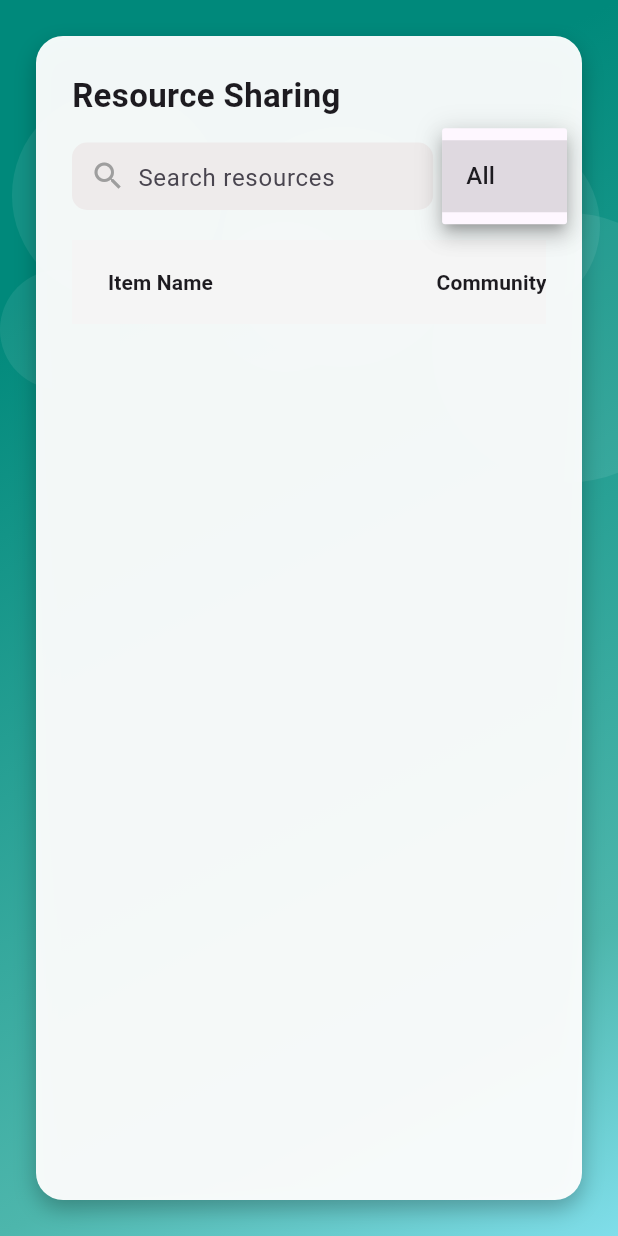
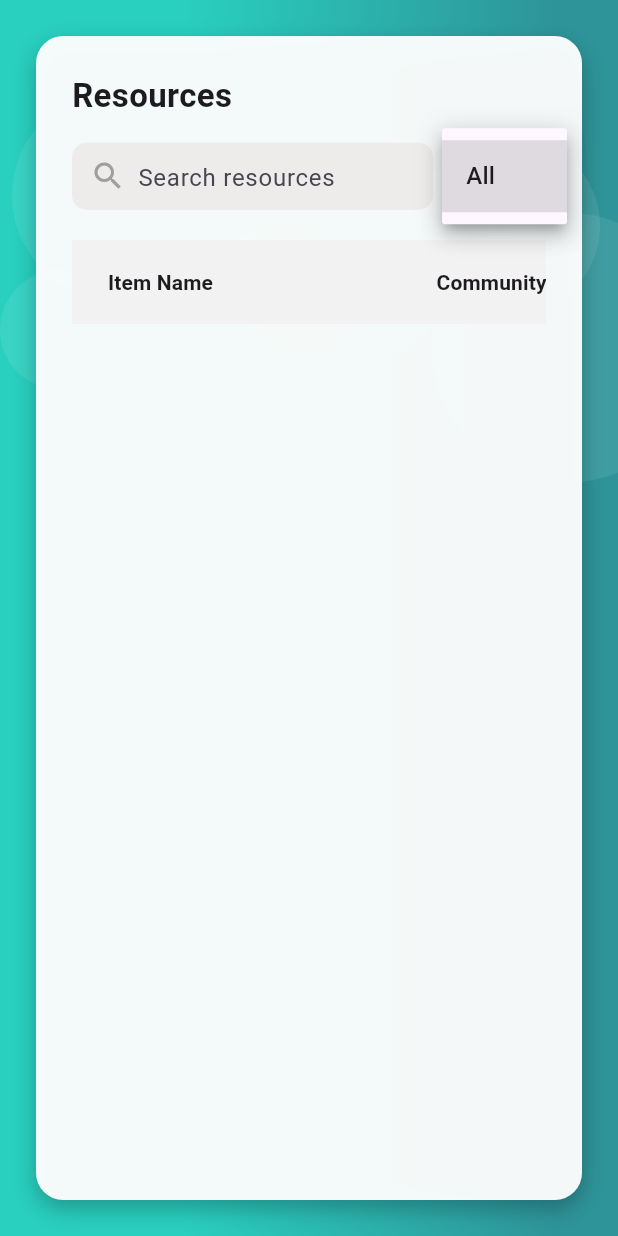
Before and after one commit to Alishba-Sajid/Trade-Aid, a Flutter app: the ResourceSharing screen opened by its route, after a tap on "All", on a phone screen of 412 x 824 dp. Run offline on Flutter 3.47's test engine with Material 3 defaults, Android fonts, the phone set to English and light mode, and no system bars; our stand-ins replace file_picker, fl_chart, image_picker, supabase_flutter; accounts and stored records are empty.

Commit message:
Complete web app for admin

```diff
--- a/Frontend/lib/screens/community_election.dart
+++ b/Frontend/lib/screens/community_election.dart
@@ -93,8 +93,8 @@ class _CommunityElectionHistoryScreenState
             decoration: BoxDecoration(
   gradient: LinearGradient(
     colors: [
-                  Colors.teal.shade700,
-                  Colors.teal.shade300,
+ const Color.fromARGB(255, 41, 207, 191),
+                    const Color.fromARGB(255, 46, 148, 153),
                     ],
     stops: [
       0.3,
--- a/Frontend/lib/screens/dispute_details.dart
+++ b/Frontend/lib/screens/dispute_details.dart
@@ -78,17 +78,13 @@ class _EscalatedDisputeScreenState extends State<EscalatedDisputeScreen>
               Container(
                decoration: BoxDecoration(
   gradient: LinearGradient(
-                    begin: Alignment.topLeft,
-                    end: Alignment.bottomRight,
     colors: [
-                      Colors.teal.shade700,
-                      Colors.teal.shade400,
-                      Colors.cyan.shade300,
+ const Color.fromARGB(255, 41, 207, 191),
+                    const Color.fromARGB(255, 46, 148, 153),
                     ],
     stops: [
-                      0.2,
-                      0.6 + 0.2 * sin(_controller.value * pi * 2),
-                      1.0,
+      0.3,
+      0.7 + 0.2 * sin(_controller.value * pi * 2),
     ],
   ),
 ),
@@ -121,7 +117,7 @@ class _EscalatedDisputeScreenState extends State<EscalatedDisputeScreen>
                     height: 70,
                     padding: const EdgeInsets.symmetric(horizontal: 24),
                     decoration: BoxDecoration(
-                      color: Colors.white.withValues(alpha: 0.95),
+                      color: const Color.fromARGB(255, 55, 128, 124).withValues(alpha: 0.95),
                       boxShadow: const [
                         BoxShadow(color: Colors.black26, blurRadius: 10),
                       ],
--- a/Frontend/lib/screens/escalated_cases.dart
+++ b/Frontend/lib/screens/escalated_cases.dart
@@ -66,17 +66,13 @@ class _EscalatedCasesState extends State<EscalatedCases>
               Container(
                 decoration: BoxDecoration(
   gradient: LinearGradient(
-                    begin: Alignment.topLeft,
-                    end: Alignment.bottomRight,
     colors: [
-                      Colors.teal.shade600,
-                      Colors.teal.shade300,
-                      Colors.cyan.shade200,
+ const Color.fromARGB(255, 41, 207, 191),
+                    const Color.fromARGB(255, 46, 148, 153),
                     ],
     stops: [
-                      0.2,
-                      0.6 + 0.2 * sin(_controller.value * pi * 2),
-                      1.0,
+      0.3,
+      0.7 + 0.2 * sin(_controller.value * pi * 2),
     ],
   ),
 ),
@@ -130,7 +126,7 @@ class _EscalatedCasesState extends State<EscalatedCases>
                       const SizedBox(height: 6),
                       const Text(
                         "Manage and resolve escalated disputes",
-                        style: TextStyle(color: Colors.black54),
+                        style: TextStyle(color: Color.fromARGB(137, 19, 4, 4)),
                       ),
                       const SizedBox(height: 20),
 
@@ -139,7 +135,8 @@ class _EscalatedCasesState extends State<EscalatedCases>
                         height: 45,
                         padding: const EdgeInsets.symmetric(horizontal: 12),
                         decoration: BoxDecoration(
-                          color: Colors.grey.shade100,
+                 color:const Color.fromARGB(255, 238, 235, 235),
+
                           borderRadius: BorderRadius.circular(10),
                         ),
                         child: const Row(
@@ -175,7 +172,8 @@ class _EscalatedCasesState extends State<EscalatedCases>
                                     columnSpacing: 70,
                                     headingRowColor:
                                         WidgetStateColor.resolveWith(
-                                            (_) => Colors.grey.shade100),
+                                              (_) =>
+                                                  const Color.fromARGB(255, 242, 242, 242)),
                                     columns: const [
                                       DataColumn(
                                           label: Text(
--- a/Frontend/lib/screens/managecommunity.dart
+++ b/Frontend/lib/screens/managecommunity.dart
@@ -89,14 +89,15 @@ class _ManageCommunityScreenState extends State<ManageCommunityScreen>
                 decoration: BoxDecoration(
   gradient: LinearGradient(
     colors: [
-                      Colors.teal.shade600,
-                      Colors.teal.shade300,
-                      Colors.cyan.shade200,
+
+                    const Color.fromARGB(255, 41, 207, 191),
+                    const Color.fromARGB(255, 46, 148, 153),
+
+
     ],
     stops: [
-                      0.2,
-                      0.6 + 0.2 * sin(_controller.value * pi * 2),
-                      1.0,
+      0.3,
+      0.7 + 0.2 * sin(_controller.value * pi * 2),
     ],
   ),
 ),
@@ -109,7 +110,7 @@ class _ManageCommunityScreenState extends State<ManageCommunityScreen>
                   padding: const EdgeInsets.all(24),
                   decoration: BoxDecoration(
                    color: Colors.white.withValues(alpha: 0.95),
-                    borderRadius: BorderRadius.circular(18),
+                    borderRadius: BorderRadius.circular(16),
                     boxShadow: const [
                       BoxShadow(
                         color: Colors.black26,
@@ -172,7 +173,7 @@ class _ManageCommunityScreenState extends State<ManageCommunityScreen>
                                       headingRowColor:
                                           WidgetStateColor.resolveWith(
                                               (_) =>
-                                                  Colors.grey.shade100),
+                                                  const Color.fromARGB(255, 242, 242, 242)),
                                       columns: const [
                                         DataColumn(label: Text("Name",style: TextStyle(
                                               fontWeight: FontWeight.bold))),
--- a/Frontend/lib/screens/notification.dart
+++ b/Frontend/lib/screens/notification.dart
@@ -165,14 +165,12 @@ class _NotificationsScreenState extends State<NotificationsScreen>
                decoration: BoxDecoration(
   gradient: LinearGradient(
     colors: [
-                      Colors.teal.shade700,
-                      Colors.teal.shade400,
-                      Colors.cyan.shade300,
+ const Color.fromARGB(255, 41, 207, 191),
+                    const Color.fromARGB(255, 46, 148, 153),
                     ],
     stops: [
-                      0.2,
-                      0.6 + 0.2 * sin(_controller.value * pi * 2),
-                      1.0,
+      0.3,
+      0.7 + 0.2 * sin(_controller.value * pi * 2),
     ],
   ),
 ),
--- a/Frontend/lib/screens/productresourcescreen.dart
+++ b/Frontend/lib/screens/productresourcescreen.dart
@@ -119,14 +119,12 @@ class _ProductResourceState extends State<ProductResource>
                 decoration: BoxDecoration(
   gradient: LinearGradient(
     colors: [
-                      Colors.teal.shade600,
-                      Colors.teal.shade300,
-                      Colors.cyan.shade200,
+ const Color.fromARGB(255, 41, 207, 191),
+                    const Color.fromARGB(255, 46, 148, 153),
                     ],
     stops: [
-                      0.2,
-                      0.6 + 0.2 * sin(_controller.value * pi * 2),
-                      1.0,
+      0.3,
+      0.7 + 0.2 * sin(_controller.value * pi * 2),
     ],
   ),
 ),
@@ -211,16 +209,22 @@ class _ProductResourceState extends State<ProductResource>
                 constraints: const BoxConstraints(minWidth: 1400),
                 child: DataTable(
                   columnSpacing: 70,
-                  headingRowColor: WidgetStateProperty.resolveWith(
-                    (_) => Colors.grey.shade100,
-                  ),
+                  headingRowColor: WidgetStateColor.resolveWith(
+                                              (_) =>
+                                                  const Color.fromARGB(255, 242, 242, 242)),
                   columns: const [
-                    DataColumn(label: Text("Item Name")),
-                    DataColumn(label: Text("Community")),
-                    DataColumn(label: Text("Posted By")),
-                    DataColumn(label: Text("Price")),
-                    DataColumn(label: Text("Status")),
-                    DataColumn(label: Text("Actions")),
+                    DataColumn(label: Text("Item Name",style: TextStyle(
+                                              fontWeight: FontWeight.bold))),
+                    DataColumn(label: Text("Community",style: TextStyle(
+                                              fontWeight: FontWeight.bold))),
+                    DataColumn(label: Text("Posted By",style: TextStyle(
+                                              fontWeight: FontWeight.bold))),
+                    DataColumn(label: Text("Price",style: TextStyle(
+                                              fontWeight: FontWeight.bold))),
+                    DataColumn(label: Text("Status",style: TextStyle(
+                                              fontWeight: FontWeight.bold))),
+                    DataColumn(label: Text("Actions",style: TextStyle(
+                                              fontWeight: FontWeight.bold))),
                   ],
                   rows: products.map((item) {
                     return DataRow(
--- a/Frontend/lib/screens/resource_screen.dart
+++ b/Frontend/lib/screens/resource_screen.dart
@@ -97,17 +97,13 @@ class _ResourceSharingState extends State<ResourceSharing>
               Container(
                 decoration: BoxDecoration(
   gradient: LinearGradient(
-                    begin: Alignment.topLeft,
-                    end: Alignment.bottomRight,
     colors: [
-                      Colors.teal.shade600,
-                      Colors.teal.shade300,
-                      Colors.cyan.shade200,
+      const Color.fromARGB(255, 41, 207, 191),
+                    const Color.fromARGB(255, 46, 148, 153),
     ],
     stops: [
-                      0.2,
-                      0.6 + 0.2 * sin(_controller.value * pi * 2),
-                      1.0,
+      0.3,
+      0.7 + 0.2 * sin(_controller.value * pi * 2),
     ],
   ),
 ),
@@ -150,7 +146,7 @@ class _ResourceSharingState extends State<ResourceSharing>
                     crossAxisAlignment: CrossAxisAlignment.start,
                     children: [
                       const Text(
-                        "Resource Sharing",
+                        "Resources",
                         style: TextStyle(
                           fontSize: 22,
                           fontWeight: FontWeight.bold,
@@ -210,9 +206,9 @@ class _ResourceSharingState extends State<ResourceSharing>
                 constraints: const BoxConstraints(minWidth: 1400),
                 child: DataTable(
                   columnSpacing: 60,
-                  headingRowColor: WidgetStateProperty.resolveWith(
-                    (_) => Colors.grey.shade100,
-                  ),
+                  headingRowColor: WidgetStateColor.resolveWith(
+                                              (_) =>
+                                                  const Color.fromARGB(255, 242, 242, 242)),
                   columns: const [
                     DataColumn(
                         label: Text("Item Name",
--- a/Frontend/lib/screens/usermanagement.dart
+++ b/Frontend/lib/screens/usermanagement.dart
@@ -82,8 +82,8 @@ class _UserManagementScreenState extends State<UserManagementScreen>
             decoration: BoxDecoration(
               gradient: LinearGradient(
                 colors: [
-                  Colors.teal.shade700,
-                  Colors.teal.shade300,
+                  const Color.fromARGB(255, 41, 207, 191),
+                    const Color.fromARGB(255, 46, 148, 153),
                 ],
                 stops: [
                   0.3,
```
Lines whose indentation alone changed are shown as unchanged.
